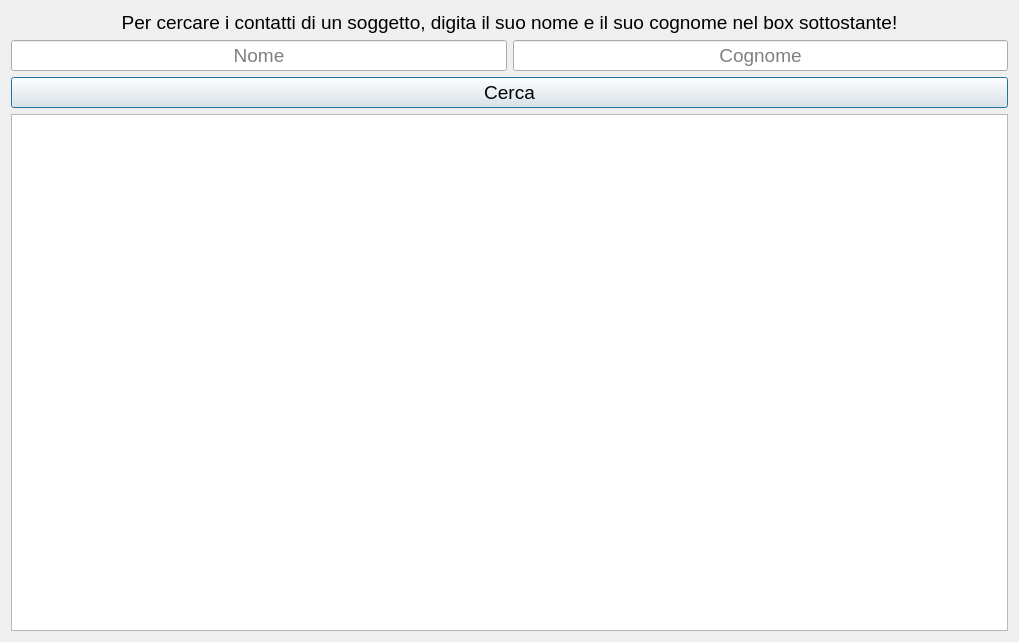
Before: the Qt Designer form c++/01_menu/menu_project/ricerca.ui in alessan10/c19-1, drawn with Qt 5.
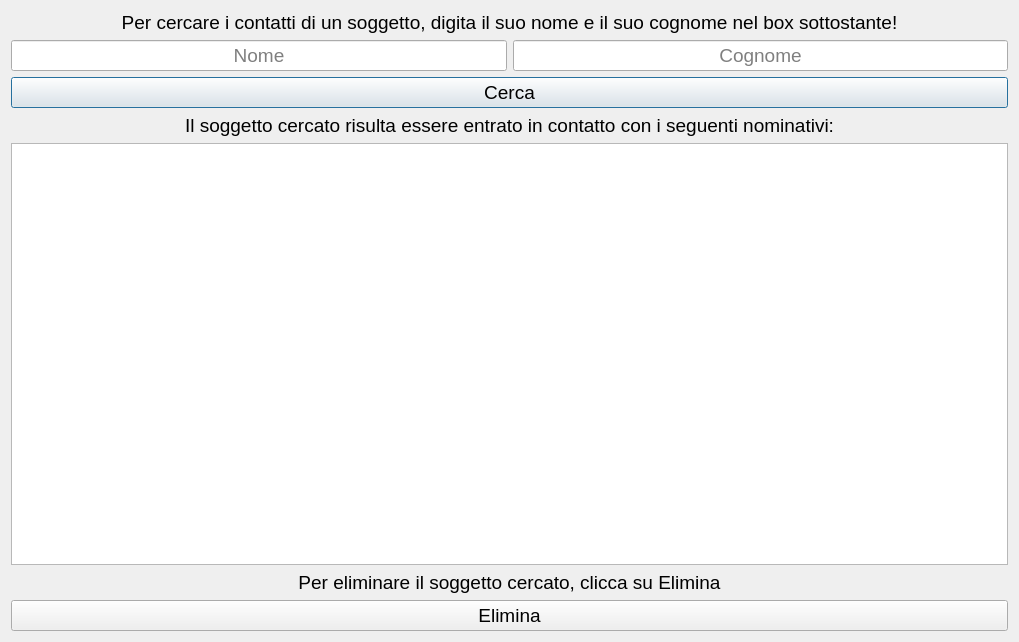
After: the same form once the commit is applied.

Commit message: [c++] funzione elimina funzionante, dialog box in inserisci

What changed in the file:
```diff
--- a/c++/01_menu/menu_project/ricerca.ui
+++ b/c++/01_menu/menu_project/ricerca.ui
@@ -90,6 +90,21 @@
      </property>
     </widget>
    </item>
+   <item>
+    <widget class="QLabel" name="label_3">
+     <property name="font">
+      <font>
+       <pointsize>14</pointsize>
+      </font>
+     </property>
+     <property name="text">
+      <string>Il soggetto cercato risulta essere entrato in contatto con i seguenti nominativi:</string>
+     </property>
+     <property name="alignment">
+      <set>Qt::AlignCenter</set>
+     </property>
+    </widget>
+   </item>
    <item>
     <widget class="QListWidget" name="listWidget">
      <property name="sizePolicy">
@@ -100,6 +115,33 @@
      </property>
     </widget>
    </item>
+   <item>
+    <widget class="QLabel" name="label_2">
+     <property name="font">
+      <font>
+       <pointsize>14</pointsize>
+      </font>
+     </property>
+     <property name="text">
+      <string>Per eliminare il soggetto cercato, clicca su Elimina</string>
+     </property>
+     <property name="alignment">
+      <set>Qt::AlignCenter</set>
+     </property>
+    </widget>
+   </item>
+   <item>
+    <widget class="QPushButton" name="button_elimina">
+     <property name="font">
+      <font>
+       <pointsize>14</pointsize>
+      </font>
+     </property>
+     <property name="text">
+      <string>Elimina</string>
+     </property>
+    </widget>
+   </item>
   </layout>
  </widget>
  <resources/>
```
The commit also changes 11 other files.
